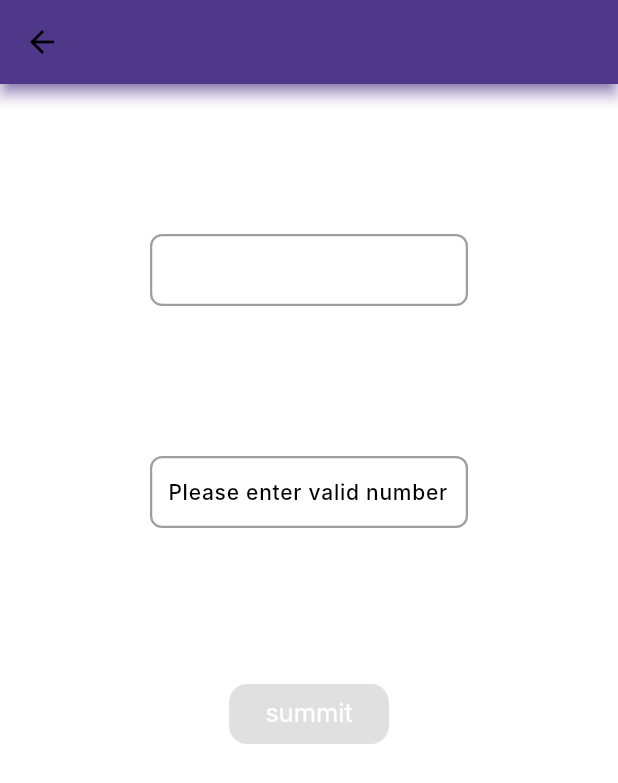
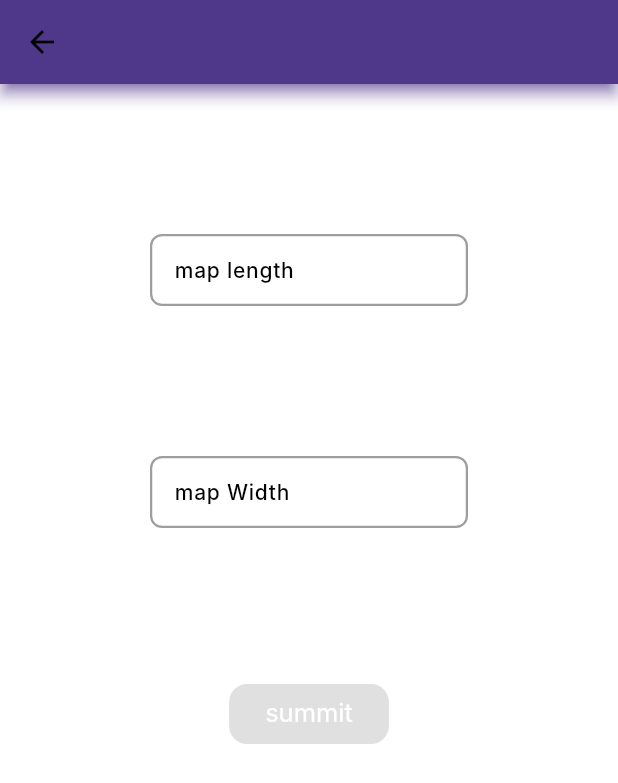
Before and after one commit to AmgadAbdsalam/forkapp, a Flutter app: the ConfigView screen opened by its route, on a phone screen of 412 x 824 dp. Shown: the top 783 px of the screen. Run offline on Flutter 3.47's test engine with Material 3 defaults, Android fonts, the phone set to English and light mode, and no system bars; our stand-ins replace cloud_firestore, dartz, dio, easy_localization, firebase_auth, firebase_core and 12 more; accounts and stored records are empty; generated files the repository leaves out were written again; Roboto replaces fonts that are missing (Inter).

Commit message:
fix lang

```diff
--- a/lib/data/repository/repository_impl.dart
+++ b/lib/data/repository/repository_impl.dart
@@ -3,6 +3,7 @@ import 'dart:developer';
 
 import 'package:cloud_firestore/cloud_firestore.dart';
 import 'package:dartz/dartz.dart';
+import 'package:easy_localization/easy_localization.dart';
 import 'package:firebase_auth/firebase_auth.dart';
 import 'package:firebase_database/firebase_database.dart';
 import 'package:responsive/app/constant.dart';
@@ -195,7 +196,7 @@ Future<Either<Failure, void>> deleteRobot(String robotId) async {
     String customID = robot.robotData.id;
     FirebaseFirestore firestore = FirebaseFirestore.instance;
     try {
-      await firestore.collection(AppStrings.robotCollection).doc(customID).set(
+      await firestore.collection(AppStrings.robotCollection.tr()).doc(customID).set(
           Robot(
                   destination: '',
                   hasError: false,
--- a/lib/presntation/configration/config_view/config_view.dart
+++ b/lib/presntation/configration/config_view/config_view.dart
@@ -1,3 +1,4 @@
+import 'package:easy_localization/easy_localization.dart';
 import 'package:flutter/material.dart';
 import 'package:flutter_riverpod/flutter_riverpod.dart';
 import 'package:responsive/presntation/common/state_render/state_render_impl.dart';
@@ -43,9 +44,8 @@ class ConfigViewState extends ConsumerState<ConfigView>{
                 keyboardType: TextInputType.text,
                 controller: yLine,
                 decoration: InputDecoration(
-                   // hintText: AppStrings.mapLengthHint,
-                    labelText: AppStrings.mapLengthLabel,
-                    errorText: (result.isLengthValid) ? null : AppStrings.configError),
+                    labelText: AppStrings.mapLengthLabel.tr(),
+                    errorText: (result.isLengthValid) ? null : AppStrings.configError.tr()),
               ),
             ),
             Padding(
@@ -54,11 +54,10 @@ class ConfigViewState extends ConsumerState<ConfigView>{
                   keyboardType: TextInputType.text,
                   controller: xLine,
                   decoration: InputDecoration(
-                     // hintText: AppStrings.mapWidth,
-                      labelText: AppStrings.configError,
+                      labelText: AppStrings.mapWidthLabel.tr(),
                       errorText: (result.isWidthValid)
                           ? null :
-                      AppStrings.configError),
+                      AppStrings.configError.tr()),
                 )),
             //   customTextFormFiled(
             //       textEditingController: xLine,
@@ -72,7 +71,7 @@ class ConfigViewState extends ConsumerState<ConfigView>{
                 ref.read(configProvider.notifier).summit(context,ref);
               }
                   : null,
-              child: const Text(AppStrings.summit),
+              child:  Text(AppStrings.summit.tr()),
             )
           ],
         ),
@@ -103,7 +102,7 @@ class ConfigViewState extends ConsumerState<ConfigView>{
       decoration: InputDecoration(
           hintText: hintText,
           labelText: hintText,
-          errorText: (isValid) ? null : AppStrings.configError),
+          errorText: (isValid) ? null : AppStrings.configError.tr()),
     );
   }
 
--- a/lib/presntation/login/view/login_view.dart
+++ b/lib/presntation/login/view/login_view.dart
@@ -46,7 +46,6 @@ class LoginViewState extends ConsumerState<LoginView> {
   @override
   void initState() {
     super.initState();
-    debugPrint('initstate called');
     bind();
   }
 
--- a/lib/presntation/login/view/widgets/welcome_widget.dart
+++ b/lib/presntation/login/view/widgets/welcome_widget.dart
@@ -1,3 +1,4 @@
+import 'package:easy_localization/easy_localization.dart';
 import 'package:flutter/material.dart';
 import 'package:responsive/presntation/resources/color_manager.dart';
 import 'package:responsive/presntation/resources/font_manager.dart';
@@ -18,7 +19,7 @@ class WelcomeWidget extends StatelessWidget {
         crossAxisAlignment: CrossAxisAlignment.start,
         children: [
           Text(
-            AppStrings.appName.toUpperCase(),
+            AppStrings.appName.tr().toUpperCase(),
             style: TextStyle(
                 fontSize: AppSize.s64,
                 fontStyle: FontStyle.normal,
@@ -27,7 +28,7 @@ class WelcomeWidget extends StatelessWidget {
                 color: ColorManager.lightPrimaryVariant),
           ),
           Text(
-            AppStrings.welcome.toUpperCase(),
+            AppStrings.welcome.tr().toUpperCase(),
             style: TextStyle(
                 fontFamily: FontConstant.fontFamily,
                 fontSize: AppSize.s28,
--- a/lib/presntation/main/main_view.dart
+++ b/lib/presntation/main/main_view.dart
@@ -62,7 +62,7 @@ class MainViewState extends ConsumerState<MainView> {
               ),
               label: AppStrings.home.tr()),
           BottomNavigationBarItem(
-              icon: const Icon(Icons.settings), label: AppStrings.setting.tr()),
+              icon: const Icon(Icons.settings), label: AppStrings.settings.tr()),
            BottomNavigationBarItem(
               icon: const Icon(Icons.control_point), label: AppStrings.addRobot.tr()),
            BottomNavigationBarItem(
--- a/lib/presntation/resources/strings_manager.dart
+++ b/lib/presntation/resources/strings_manager.dart
@@ -4,6 +4,47 @@ class AppStrings {
   static const onBoardingTitle2 = " All in one app";
   static const onBoardingTitle3 = "Control from anyware";
   static const onBoardingTitle4 = "Let's lift!";
+
+  static const home = "Home";
+  static const settings = "Settings";
+  static const addRobot = "Add Robot";
+  static const addMission = "Add Mission";
+  static const noDataAvailable = 'No data available';
+  static const free = 'free';
+  static const charged = 'charged';
+  static const blocked = 'blocked';
+  static const product = 'product';
+  static const configError = "Please enter valid number";
+  static const mapLengthLabel = " map length";
+  static const mapWidthLabel = " map Width";
+  static const summit = "summit";
+
+  static const setting = "Settings";
+  static const language = "Language";
+  static const darkTheme = "Dark Theme";
+  static const showNotifications = "Show notifications";
+  static const sounds = "Sounds";
+  static const vibrations = "vibrations";
+  static const arabic = "Arabic";
+  static const english = "English";
+  static const noRobotsFound = "No robots found";
+  static const connectedRobot = "Connected Robot";
+  static const availableRobots = "Available Robots";
+  static const skip = "Skip";
+  static const id = "id";
+  static const password = "Password";
+  static const usernameError = "Please enter your userName";
+  static const passwordError = "Please enter your password";
+  static const login = "Login";
+  static const forgetPassword = "Forgot password ?";
+  static const appName = "Fork It";
+  static const welcome = "Fork lift app helps you to manage your store";
+  static const robotCollection = "robot";
+  static const save = "Save";
+
+
+
+
 
   static const onBoardingSubTitle1 =
       "Your warehouse assistant just got smarter.";
@@ -14,31 +55,9 @@ class AppStrings {
   static const onBoardingSubTitle4 =
       "Real-time updates, safe handling, smart movement.🔧🛻";
 
-  static const skip = "Skip";
-  static const id = "id";
-  static const password = "Password";
-  static const usernameError = "Please enter your userName";
-  static const passwordError = "Please enter your password";
-  static const login = "Login";
-  static const forgetPassword = "Forgot password ?";
-  static const registerText = "Not a member ? Sign up";
+
   static const loading = "loading...";
   static const retryAgain = "Retry again";
   static const ok = "Ok";
-  static const setting = "Settings";
-  static const language = "Language";
-  static const darkTheme = "Dark Theme";
-  static const showNotifications = "Show notifications";
-  static const sounds = "Sounds";
-  static const vibrations = "vibrations";
-  static const save = "Save";
-  static const arabic = "Arabic";
-  static const english = "English";
-  static const mapWidth = " enter your width of map";
-  static const mapLength = " enter length of map";
-  static const configError = "Please enter valid number";
-  static const summit = "summit";
-  static const robotCollection = "robot";
-  static const appName = "Fork It";
-  static const welcome = "Fork lift app helps you to manage your store";
+
 }
--- a/lib/presntation/setting/view/widgets/save_button.dart
+++ b/lib/presntation/setting/view/widgets/save_button.dart
@@ -1,3 +1,4 @@
+import 'package:easy_localization/easy_localization.dart';
 import 'package:flutter/material.dart';
 import 'package:responsive/presntation/resources/color_manager.dart';
 import 'package:responsive/presntation/resources/strings_manager.dart';
@@ -20,6 +21,6 @@ class SaveButton extends StatelessWidget {
                 Size(MediaQuery.sizeOf(context).width, 92)),
             foregroundColor: WidgetStateProperty.all(ColorManager.lightOnPrimary)),
         onPressed: () {},
-        child: const Text(AppStrings.save));
+        child:  Text(AppStrings.save.tr()));
   }
 }
--- a/lib/presntation/splash/splash_view.dart
+++ b/lib/presntation/splash/splash_view.dart
@@ -35,7 +35,7 @@ class SplashViewState extends State<SplashView> {
                   .then((isOnBoardingScreenViewed) => {
                         if (isOnBoardingScreenViewed)
                           {
-                            // navigate to main screen
+                            // navigate to login screen
                             if (mounted)
                               Navigator.pushReplacementNamed(
                                   context, Routes.loginRoute)
```
Also changed, not shown: assets/translations/ar-SA.json (+48 -37 lines), assets/translations/en-US.json (+48 -38 lines), lib/domain/use_cases/get_slider_data.dart (+10 -8 lines), lib/presntation/add_robot/add_robot_view/add_robot_view.dart (+5 -2 lines), lib/presntation/add_robot/add_robot_view/widgets/robots_list_view.dart (+5 -3 lines), lib/presntation/login/view/widgets/login_mobile_layout.dart (+10 -9 lines), lib/presntation/onboarding/view/onboarding_view.dart (+4 -3 lines), lib/presntation/setting/view/widgets/setting_selection.dart (+11 -10 lines), pubspec.lock, 4 other files.
